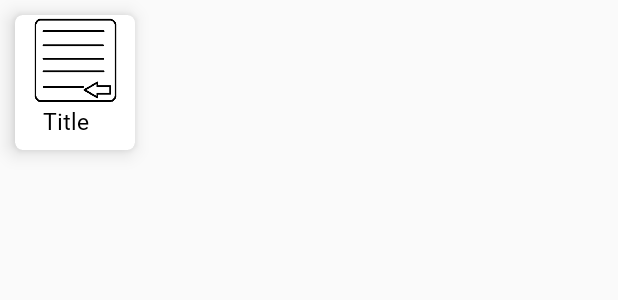
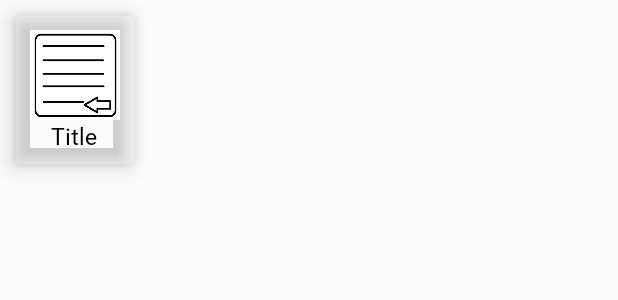
Before and after one commit to kwonjuyeong/mycapston, an Android app: the layout view_item_layout.xml on its own in the app's theme, with its tools: preview values and no code run, on a phone screen of 412 x 824 dp. Shown: the top 300 px of the screen. Run offline under Robolectric (Android 15) with nearby library versions, the phone set to English and light mode, and no system bars.

Commit message:
1. Main page(frag_home) 레이아웃 디자인 완료

```diff
--- a/app/src/main/res/layout/activity_intro.xml
+++ b/app/src/main/res/layout/activity_intro.xml
@@ -9,7 +9,7 @@
     <androidx.constraintlayout.utils.widget.ImageFilterView
         android:id="@+id/imageFilterView"
         android:layout_width="250dp"
-        android:layout_height="300dp"
+        android:layout_height="200dp"
         android:src="@drawable/intro"
         app:layout_constraintBottom_toBottomOf="parent"
         app:layout_constraintEnd_toEndOf="parent"
--- a/app/src/main/res/layout/frag_home.xml
+++ b/app/src/main/res/layout/frag_home.xml
@@ -154,7 +154,7 @@
         <androidx.recyclerview.widget.RecyclerView
             android:id="@+id/recyclerView"
             android:layout_width="match_parent"
-            android:layout_height="match_parent"/>
+            android:layout_height="match_parent" />
         <View
             android:layout_width="match_parent"
             android:layout_height="3dp"
--- a/app/src/main/res/layout/view_item_layout.xml
+++ b/app/src/main/res/layout/view_item_layout.xml
@@ -3,15 +3,15 @@
 <androidx.cardview.widget.CardView xmlns:android="http://schemas.android.com/apk/res/android"
     xmlns:app="http://schemas.android.com/apk/res-auto"
     android:layout_width="80dp"
-    android:layout_height="90dp"
+    android:layout_height="100dp"
     android:layout_margin="10dp"
-    app:cardBackgroundColor="@android:color/white"
+    app:cardBackgroundColor="#00000000"
     app:cardCornerRadius="5dp"
     app:cardElevation="8dp">
 
     <LinearLayout
         android:layout_width="match_parent"
-        android:layout_height="90dp"
+        android:layout_height="100dp"
         android:gravity="center"
         android:orientation="vertical">
 
@@ -20,16 +20,18 @@
             android:layout_width="60dp"
             android:layout_height="60dp"
             android:contentDescription="@string/todo"
+            android:background="#00000000"
             android:scaleType="fitXY"
             android:src="@drawable/mama" />
 
         <TextView
             android:id="@+id/title"
             android:layout_width="50dp"
-            android:layout_height="30dp"
-            android:layout_marginStart="14dp"
-            android:layout_marginEnd="10dp"
+            android:layout_height="20dp"
+            android:layout_gravity="center"
+            android:gravity="center"
             android:text="@string/title"
+            android:background="#00000000"
             android:textColor="@android:color/black"
             android:textSize="15sp" />
 
```
